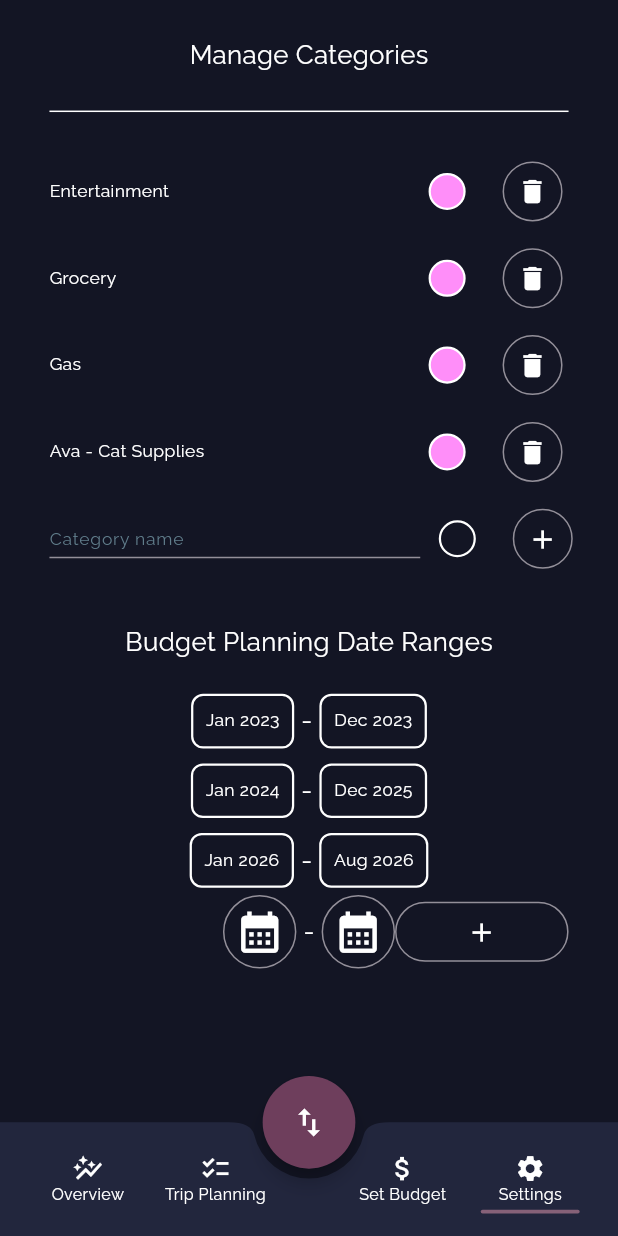
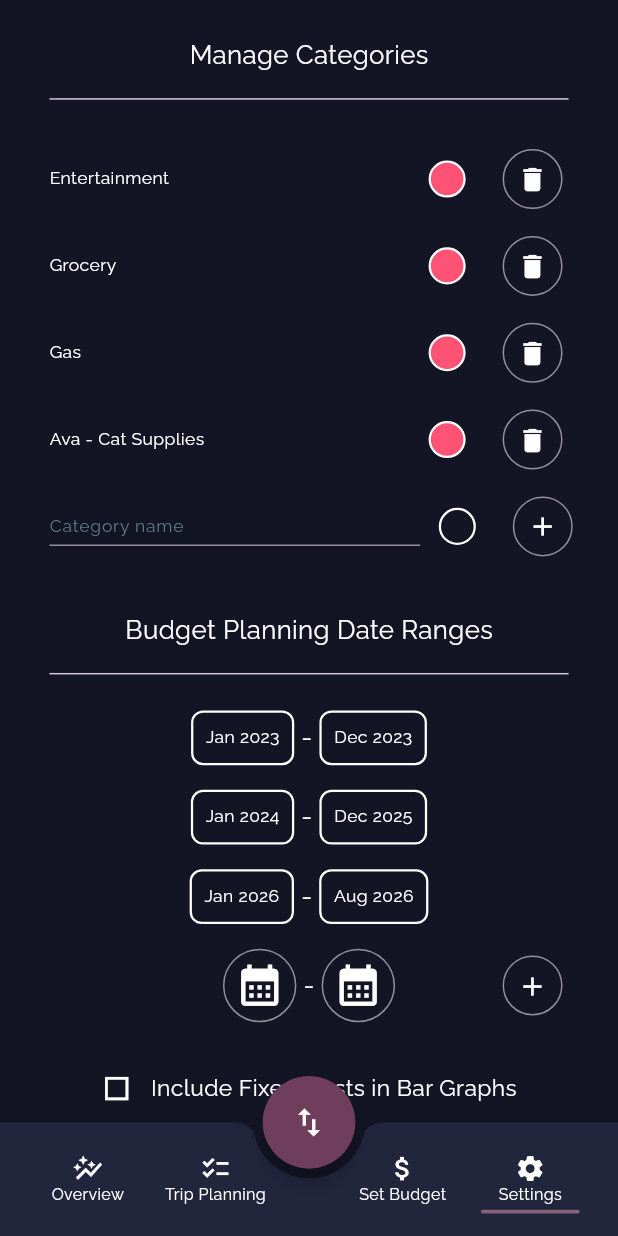
Before and after one commit to Xyrtur/budgie, a Flutter app: the screen it shows after launch, swiped to page 4, on a phone screen of 412 x 824 dp. Run offline on Flutter 3.47's test engine with Material 3 defaults, Android fonts, the phone set to English and light mode, and no system bars; our stand-ins replace drift, drift_flutter, flutter_bloc, month_picker_dialog, sizer; missing offline and left inert: aligned_dialog; accounts and stored records are empty; generated files the repository leaves out were written again.

Commit message:
Finished settings page UI

```diff
--- a/lib/blocs/cubits.dart
+++ b/lib/blocs/cubits.dart
@@ -73,6 +73,13 @@ class AddingDateRangeCubit extends Cubit<List<DateTime?>> {
   }
 }
 
+class TempIncludeFixedCubit extends Cubit<bool> {
+  TempIncludeFixedCubit() : super(false);
+  void toggle() {
+    emit(!state);
+  }
+}
+
 class FABIconCubit extends Cubit<IconData> {
   final IconData icon;
   FABIconCubit(this.icon) : super(icon);
--- a/lib/screens/landing_pageview.dart
+++ b/lib/screens/landing_pageview.dart
@@ -43,11 +43,35 @@ class _LandingPageViewState extends State<LandingPageView> {
                 crossAxisAlignment: CrossAxisAlignment.center,
                 mainAxisAlignment: MainAxisAlignment.spaceAround,
                 children: [
-                  navBarBtn(controller, PageSelected.Overview, Icons.auto_graph_sharp, "Overview", pageSelected),
-                  navBarBtn(controller, PageSelected.TripPlanning, Icons.checklist, "Trip Planning", pageSelected),
+                  navBarBtn(
+                    controller,
+                    PageSelected.Overview,
+                    Icons.auto_graph_sharp,
+                    "Overview",
+                    pageSelected,
+                  ),
+                  navBarBtn(
+                    controller,
+                    PageSelected.TripPlanning,
+                    Icons.checklist,
+                    "Trip Planning",
+                    pageSelected,
+                  ),
                   SizedBox(width: 9.w),
-                  navBarBtn(controller, PageSelected.BudgetPlanning, Icons.attach_money, "Set Budget", pageSelected),
-                  navBarBtn(controller, PageSelected.UserSettings, Icons.settings, "Settings", pageSelected),
+                  navBarBtn(
+                    controller,
+                    PageSelected.BudgetPlanning,
+                    Icons.attach_money,
+                    "Set Budget",
+                    pageSelected,
+                  ),
+                  navBarBtn(
+                    controller,
+                    PageSelected.UserSettings,
+                    Icons.settings,
+                    "Settings",
+                    pageSelected,
+                  ),
                 ],
               );
             },
@@ -75,8 +99,12 @@ class _LandingPageViewState extends State<LandingPageView> {
               onPageChanged: (index) {
                 WidgetsBinding.instance.focusManager.primaryFocus
                     ?.unfocus(); // ensures keyboard dismisses between page swipes
-                context.read<NavbarCubit>().changePage(page: PageSelected.values[index]);
-                context.read<FABIconCubit>().changeIcon(page: PageSelected.values[index]);
+                context.read<NavbarCubit>().changePage(
+                  page: PageSelected.values[index],
+                );
+                context.read<FABIconCubit>().changeIcon(
+                  page: PageSelected.values[index],
+                );
               },
               controller: controller,
               children: [
@@ -84,15 +112,27 @@ class _LandingPageViewState extends State<LandingPageView> {
                 const AllTripPlanningPage(),
                 MultiBlocProvider(
                   providers: [
-                    BlocProvider<LiveBudgetTotalTrackerCubit>(create: (context) => LiveBudgetTotalTrackerCubit()),
+                    BlocProvider<LiveBudgetTotalTrackerCubit>(
+                      create: (context) => LiveBudgetTotalTrackerCubit(),
+                    ),
                   ],
                   child: const BudgetPlanningPage(),
                 ),
 
                 MultiBlocProvider(
                   providers: [
-                    BlocProvider<TempEditingDateRangesCubit>(create: (context) => TempEditingDateRangesCubit()),
-                    BlocProvider<AddingDateRangeCubit>(create: (context) => AddingDateRangeCubit()),
+                    BlocProvider<TempIncludeFixedCubit>(
+                      create: (context) => TempIncludeFixedCubit(),
+                    ),
+                    BlocProvider<TempEditingDateRangesCubit>(
+                      create: (context) => TempEditingDateRangesCubit(),
+                    ),
+                    BlocProvider<AddingDateRangeCubit>(
+                      create: (context) => AddingDateRangeCubit(),
+                    ),
+                    BlocProvider<SettingsEditingTextCubit>(
+                      create: (context) => SettingsEditingTextCubit(),
+                    ),
                   ],
                   child: SettingsPage(),
                 ),
@@ -114,7 +154,11 @@ class _LandingPageViewState extends State<LandingPageView> {
 
 class MyBehavior extends ScrollBehavior {
   @override
-  Widget buildOverscrollIndicator(BuildContext context, Widget child, ScrollableDetails details) {
+  Widget buildOverscrollIndicator(
+    BuildContext context,
+    Widget child,
+    ScrollableDetails details,
+  ) {
     return child;
   }
 }
--- a/lib/screens/settings_page.dart
+++ b/lib/screens/settings_page.dart
@@ -13,14 +13,18 @@ class SettingsPage extends StatelessWidget {
   SettingsPage({super.key});
 
   final formKey = GlobalKey<FormState>();
-  final TextEditingController editingController = TextEditingController(text: "");
+  final TextEditingController editingController = TextEditingController(
+    text: "",
+  );
 
   // Value notifiers to send events to their respective blocs when needed since shouldn't call context in async gaps
-  final ValueNotifier<List<dynamic>?> editingYearMonthResults = // [dateRangeID, 0 / 1 {startDate OR endDate}, newDate ]
+  final ValueNotifier<List<dynamic>?>
+  editingYearMonthResults = // [dateRangeID, 0 / 1 {startDate OR endDate}, newDate ]
   ValueNotifier<List<dynamic>?>([
     null,
   ]);
-  final ValueNotifier<List<DateTime?>> addingYearMonthResults = ValueNotifier<List<DateTime?>>([null, null]);
+  final ValueNotifier<List<DateTime?>> addingYearMonthResults =
+      ValueNotifier<List<DateTime?>>([null, null]);
 
   final Map<String, int> categories = {
     "Entertainment": Centre.colors[Random().nextInt(54)].toARGB32(),
@@ -51,7 +55,9 @@ class SettingsPage extends StatelessWidget {
               editingName == null || editingName != name
                   ? GestureDetector(
                       onTap: () {
-                        context.read<SettingsEditingTextCubit>().editing(name: name);
+                        context.read<SettingsEditingTextCubit>().editing(
+                          name: name,
+                        );
                       },
                       child: Text(name, style: Centre.listText),
                     )
@@ -63,7 +69,7 @@ class SettingsPage extends StatelessWidget {
               const Spacer(),
               BlocProvider<SettingsAddColorCubit>(
                 create: (context) => SettingsAddColorCubit(null),
-                child: ChooseColorBtn(color: color),
+                child: ChooseColorBtn(color: color, categoryName: name),
               ),
               SizedBox(width: 3.w),
               editingName == null || editingName != name
@@ -73,10 +79,14 @@ class SettingsPage extends StatelessWidget {
                         if (formKey.currentState!.validate()) {
                           // TODO: Update category from old "name" to new "editingcontroller.text"
                           editingController.clear();
-                          context.read<SettingsEditingTextCubit>().editing(name: "");
+                          context.read<SettingsEditingTextCubit>().editing(
+                            name: "",
+                          );
                         }
                       },
-                      child: const SizedBox(child: Center(child: Icon(Icons.check))),
+                      child: const SizedBox(
+                        child: Center(child: Icon(Icons.check)),
+                      ),
                     ),
               name == "Other"
                   ? const SizedBox()
@@ -88,12 +98,18 @@ class SettingsPage extends StatelessWidget {
                         } else {
                           // If in editing mode, just clear
                           editingController.clear();
-                          context.read<SettingsEditingTextCubit>().editing(name: "");
+                          context.read<SettingsEditingTextCubit>().editing(
+                            name: "",
+                          );
                         }
                       },
                       iconSize: 5.w,
                       color: Colors.white,
-                      icon: Icon(editingName == null || editingName != name ? Icons.delete : Icons.close),
+                      icon: Icon(
+                        editingName == null || editingName != name
+                            ? Icons.delete
+                            : Icons.close,
+                      ),
                     ),
             ],
           ),
@@ -106,7 +122,9 @@ class SettingsPage extends StatelessWidget {
 
       BlocProvider<SettingsAddColorCubit>(
         create: (_) => SettingsAddColorCubit(null),
-        child: AddCategoryTextField(existingCategories: categories.keys.toList()),
+        child: AddCategoryTextField(
+          existingCategories: categories.keys.toList(),
+        ),
       ),
     ];
   }
@@ -117,7 +135,8 @@ class SettingsPage extends StatelessWidget {
 
       initialDate: DateTime.now(),
       monthStylePredicate: (DateTime val) {
-        if (val.month == DateTime.now().month && val.year == DateTime.now().year) {
+        if (val.month == DateTime.now().month &&
+            val.year == DateTime.now().year) {
           return TextButton.styleFrom(backgroundColor: Centre.colors[28]);
         }
         return null;
@@ -167,7 +186,7 @@ class SettingsPage extends StatelessWidget {
     dateRanges.forEach((id, startEndDates) {
       rangeList.addAll([
         Padding(
-          padding: EdgeInsets.symmetric(vertical: 0.6.h),
+          padding: EdgeInsets.only(bottom: 2.h),
           child: Row(
             mainAxisAlignment: MainAxisAlignment.center,
             children: [
@@ -179,15 +198,24 @@ class SettingsPage extends StatelessWidget {
                     }
                   });
                 },
-                child: BlocBuilder<TempEditingDateRangesCubit, Map<int, List<DateTime>>>(
+                child:
+                    BlocBuilder<
+                      TempEditingDateRangesCubit,
+                      Map<int, List<DateTime>>
+                    >(
                       builder: (_, dateRangeMap) {
                         return Container(
                           padding: EdgeInsets.all(2.w),
                           decoration: BoxDecoration(
                             border: Border.all(color: Colors.white, width: 1.5),
-                        borderRadius: const BorderRadius.all(Radius.circular(8)),
+                            borderRadius: const BorderRadius.all(
+                              Radius.circular(8),
                             ),
-                      child: Text(DateFormat('yMMM').format(dateRangeMap[id]![0]), style: Centre.listText),
+                          ),
+                          child: Text(
+                            DateFormat('yMMM').format(dateRangeMap[id]![0]),
+                            style: Centre.listText,
+                          ),
                         );
                       },
                     ),
@@ -201,15 +229,24 @@ class SettingsPage extends StatelessWidget {
                     }
                   });
                 },
-                child: BlocBuilder<TempEditingDateRangesCubit, Map<int, List<DateTime>>>(
+                child:
+                    BlocBuilder<
+                      TempEditingDateRangesCubit,
+                      Map<int, List<DateTime>>
+                    >(
                       builder: (_, dateRangeMap) {
                         return Container(
                           padding: EdgeInsets.all(2.w),
                           decoration: BoxDecoration(
                             border: Border.all(color: Colors.white, width: 1.5),
-                        borderRadius: const BorderRadius.all(Radius.circular(8)),
+                            borderRadius: const BorderRadius.all(
+                              Radius.circular(8),
                             ),
-                      child: Text(DateFormat('yMMM').format(dateRangeMap[id]![1]), style: Centre.listText),
+                          ),
+                          child: Text(
+                            DateFormat('yMMM').format(dateRangeMap[id]![1]),
+                            style: Centre.listText,
+                          ),
                         );
                       },
                     ),
@@ -253,9 +290,14 @@ class SettingsPage extends StatelessWidget {
                         padding: EdgeInsets.all(2.w),
                         decoration: BoxDecoration(
                           border: Border.all(color: Colors.white, width: 1.5),
-                          borderRadius: const BorderRadius.all(Radius.circular(8)),
+                          borderRadius: const BorderRadius.all(
+                            Radius.circular(8),
                           ),
-                        child: Text(DateFormat('yMMM').format(newDates[0]!), style: Centre.listText),
+                        ),
+                        child: Text(
+                          DateFormat('yMMM').format(newDates[0]!),
+                          style: Centre.listText,
+                        ),
                       ),
                     );
             },
@@ -289,15 +331,28 @@ class SettingsPage extends StatelessWidget {
                         padding: EdgeInsets.all(2.w),
                         decoration: BoxDecoration(
                           border: Border.all(color: Colors.white, width: 1.5),
-                          borderRadius: const BorderRadius.all(Radius.circular(8)),
+                          borderRadius: const BorderRadius.all(
+                            Radius.circular(8),
                           ),
-                        child: Text(DateFormat('yMMM').format(newDates[1]!), style: Centre.listText),
+                        ),
+                        child: Text(
+                          DateFormat('yMMM').format(newDates[1]!),
+                          style: Centre.listText,
+                        ),
                       ),
                     );
             },
           ),
           Expanded(
-            child: IconButton.outlined(onPressed: () {}, iconSize: 5.w, color: Colors.white, icon: Icon(Icons.add)),
+            child: Align(
+              alignment: Alignment.topRight,
+              child: IconButton.outlined(
+                onPressed: () {},
+                iconSize: 5.w,
+                color: Colors.white,
+                icon: Icon(Icons.add),
+              ),
+            ),
           ),
         ],
       ),
@@ -318,7 +373,9 @@ class SettingsPage extends StatelessWidget {
       );
     });
     addingYearMonthResults.addListener(() {
-      context.read<AddingDateRangeCubit>().updateDates(addingYearMonthResults.value);
+      context.read<AddingDateRangeCubit>().updateDates(
+        addingYearMonthResults.value,
+      );
     });
     return SafeArea(
       child: Scaffold(
@@ -329,14 +386,52 @@ class SettingsPage extends StatelessWidget {
             child: Column(
               children: [
                 Text("Manage Categories", style: Centre.semiTitleText),
+                SizedBox(height: 1.h),
+                Divider(color: Centre.colors[36]),
                 SizedBox(height: 2.h),
-                Divider(color: Colors.white),
-                SizedBox(height: 2.h),
-                ...categoryEditingList(context: context, categories: categories),
+                ...categoryEditingList(
+                  context: context,
+                  categories: categories,
+                ),
                 SizedBox(height: 4.h),
-                Text("Budget Planning Date Ranges", style: Centre.semiTitleText),
+                Text(
+                  "Budget Planning Date Ranges",
+                  style: Centre.semiTitleText,
+                ),
+                SizedBox(height: 1.h),
+
+                Divider(color: Centre.colors[36]),
                 SizedBox(height: 2.h),
                 ...dateRangeList(context),
+
+                BlocBuilder<TempIncludeFixedCubit, bool>(
+                  builder: (_, enabled) {
+                    return GestureDetector(
+                      onTap: () {
+                        context.read<TempIncludeFixedCubit>().toggle();
+                      },
+                      child: Padding(
+                        padding: EdgeInsets.symmetric(vertical: 4.h),
+                        child: Row(
+                          mainAxisAlignment: MainAxisAlignment.center,
+                          children: [
+                            Icon(
+                              enabled
+                                  ? Icons.check_box_sharp
+                                  : Icons.check_box_outline_blank_sharp,
+                              size: 5.w,
+                            ),
+                            SizedBox(width: 3.w),
+                            Text(
+                              "Include Fixed Costs in Bar Graphs",
+                              style: Centre.semiTitle2Text,
+                            ),
+                          ],
+                        ),
+                      ),
+                    );
+                  },
+                ),
               ],
             ),
           ),
@@ -348,36 +443,38 @@ class SettingsPage extends StatelessWidget {
 
 class ChooseColorBtn extends StatelessWidget {
   final int? color;
-  const ChooseColorBtn({super.key, required this.color});
+  final String? categoryName;
+  const ChooseColorBtn({
+    super.key,
+    required this.color,
+    required this.categoryName,
+  });
 
   @override
   Widget build(BuildContext context) {
     return BlocBuilder<SettingsAddColorCubit, int?>(
       builder: (_, chosenColor) {
+        return Builder(
+          builder: (context) {
             return GestureDetector(
               onTap: () {
                 showAlignedDialog(
-              followerAnchor: Alignment.topLeft,
-              targetAnchor: Alignment.bottomLeft,
+                  followerAnchor: Alignment.topRight,
+                  targetAnchor: Alignment.bottomRight,
                   barrierColor: Colors.transparent,
-              offset: Offset(1.w, 0),
+                  offset: Offset(0, 1.h),
                   context: context,
-              builder: (BuildContext dialogContext) => GestureDetector(
-                onTap: () {
-                  if (context.read<SettingsAddColorCubit>().state != null) {
-                    // TODO: update category color
-                  }
-                  Navigator.pop(dialogContext);
-                },
-                child: Scaffold(
-                  backgroundColor: Colors.transparent,
-                  body: BlocProvider<SettingsAddColorCubit>.value(
+                  builder: (BuildContext dialogContext) =>
+                      BlocProvider<SettingsAddColorCubit>.value(
                         value: context.read<SettingsAddColorCubit>(),
                         child: const ChooseColorDialog(),
                       ),
-                ),
-              ),
-            );
+                ).then((_) {
+                  if (context.read<SettingsAddColorCubit>().state != null) {
+                    // TODO: update category color
+                    print(categoryName);
+                  }
+                });
               },
               child: Container(
                 margin: EdgeInsets.only(right: 2.w),
@@ -389,6 +486,8 @@ class ChooseColorBtn extends StatelessWidget {
                   borderRadius: const BorderRadius.all(Radius.circular(40)),
                 ),
               ),
+            );
+          },
         );
       },
     );
@@ -489,7 +588,8 @@ class _AddCategoryTextFieldState extends State<AddCategoryTextField> {
                   return 'Too long';
                 } else if (widget.existingCategories.contains(text)) {
                   return 'Category already exists';
-                } else if (context.read<SettingsAddColorCubit>().state == null) {
+                } else if (context.read<SettingsAddColorCubit>().state ==
+                    null) {
                   return 'No color chosen';
                 }
                 return null;
@@ -505,7 +605,10 @@ class _AddCategoryTextFieldState extends State<AddCategoryTextField> {
           ),
         ),
         SizedBox(width: 3.w),
-        ChooseColorBtn(color: Colors.transparent.toARGB32()),
+        ChooseColorBtn(
+          color: Colors.transparent.toARGB32(),
+          categoryName: null,
+        ),
         SizedBox(width: 3.w),
 
         IconButton.outlined(
@@ -532,16 +635,16 @@ class ChooseColorDialog extends StatelessWidget {
   Widget build(BuildContext context) {
     Widget colourBtn(int i) {
       return GestureDetector(
-        behavior: HitTestBehavior.translucent,
         onTap: () {
-          context.read<SettingsAddColorCubit>().selectColor(color: Centre.colors[i].toARGB32());
+          context.read<SettingsAddColorCubit>().selectColor(
+            color: Centre.colors[i].toARGB32(),
+          );
         },
         child: BlocBuilder<SettingsAddColorCubit, int?>(
           builder: (context, chosenColor) {
             return Container(
-              margin: EdgeInsets.symmetric(vertical: 0.8.h, horizontal: 2.w),
-              width: 6.5.w,
-              height: 6.5.w,
+              width: 6.w,
+              height: 6.w,
               decoration: BoxDecoration(
                 color: Centre.colors[i],
                 border: Border.all(color: Colors.white, width: 1.5),
@@ -556,28 +659,26 @@ class ChooseColorDialog extends StatelessWidget {
       );
     }
 
-    return GestureDetector(
-      onTap: () {},
-      child: Material(
-        shape: const RoundedRectangleBorder(borderRadius: BorderRadius.all(Radius.circular(20))),
+    return Container(
+      padding: EdgeInsets.symmetric(vertical: 2.h, horizontal: 5.w),
+      decoration: BoxDecoration(
+        borderRadius: BorderRadius.circular(8),
         color: Centre.dialogBgColor,
-        elevation: 0,
-        child: SizedBox(
-          height: 15.8.h,
-          width: 69.w,
-          child: Padding(
-            padding: EdgeInsets.symmetric(vertical: 1.h, horizontal: 3.w),
-            child: Column(
-              children: [
-                for (int i = 0; i < 3; i++)
-                  Row(
-                    // mainAxisAlignment: MainAxisAlignment.spaceAround,
-                    children: [for (int j = 0; j < 6; j++) colourBtn(i * 6 + j)],
+        boxShadow: [
+          BoxShadow(
+            color: Centre.shadowbgColor, // Shadow color
+            spreadRadius: 1, // Extends the shadow past the box shape
+            blurRadius: 2, // Softens the shadow edges
+            offset: const Offset(-1, 4), // Positions shadow (x-axis, y-axis)
           ),
         ],
       ),
-          ),
-        ),
+
+      width: 67.w,
+      child: Wrap(
+        spacing: 4.w,
+        runSpacing: 1.5.h,
+        children: [for (int i = 0; i < 54; i++) colourBtn(i)],
       ),
     );
   }
--- a/lib/utils/centre.dart
+++ b/lib/utils/centre.dart
@@ -9,60 +9,60 @@ class Centre {
   static Color dialogBgColor = const Color(0xff22263D);
 
   static const List<Color> colors = [
+    Color(0xffffa69e),
+    Color(0xffe77b69),
+    Color(0xffe24d33),
+    Color(0xffff9b85),
+    Color(0xffffd4ca),
+    Color(0xffe25f38),
+    Color(0xfff7764f),
+    Color(0xffc5afa4),
+    Color(0xfffaa275),
+    Color(0xfffdb791),
+    Color(0xffed7d3a),
+    Color(0xffefd5c3),
+    Color(0xfff4a569),
+    Color(0xfff6ae2d),
+    Color(0xffffbc42),
+    Color(0xffffd97d),
+    Color(0xffffd447),
+    Color(0xffc8d6af),
+    Color(0xffc1fba4),
+    Color(0xffacd8aa),
+    Color(0xff74e974),
+    Color(0xff6baa75),
+    Color(0xffb3cbb9),
+    Color(0xff56cd84),
+    Color(0xff558b6e),
+    Color(0xff85ffc7),
     Color(0xff839791),
-    Color(0xffffd4ca),
-    Color(0xffefd5c3),
-    Color(0xff370E27),
+    Color(0xffa8f7f6),
+    Color(0xff7ed5e0),
+    Color(0xff58a4b0),
+    Color(0xff2d82b7),
+    Color(0xffa3cef1),
+    Color(0xffb1bedc),
+    Color(0xff8ba8f8),
+    Color(0xff5a85fc),
+    Color(0xff8f95d3),
+    Color(0xffd3c4e3),
+    Color(0xffce80e8),
+    Color(0xff9e72a6),
+    Color(0xffff8ef9),
+    Color(0xffe2aedd),
+    Color(0xffce8fc3),
+    Color(0xfffdcff3),
+    Color(0xffffaddf),
+    Color(0xff370e27),
+    Color(0xffff8cc6),
+    Color(0xffd3aaba),
+    Color(0xffa53860),
     Color(0xffaf5271),
-    Color(0xffe77b69),
-    Color(0xffffaddf),
-    Color(0xffce8fc3),
-    Color(0xff9e72a6),
-    Color(0xff2D82B7),
-    Color(0xff58A4B0),
-    Color(0xff558B6E),
-    Color(0xffA53860),
-    Color(0xffC5AFA4),
-    Color(0xffC8D6AF),
-    Color(0xffFFA69E),
-    Color.fromARGB(255, 243, 124, 149),
-    Color.fromARGB(255, 255, 140, 198),
-    Color.fromARGB(255, 244, 165, 105),
-    Color.fromARGB(255, 211, 170, 186),
-    Color.fromARGB(255, 206, 128, 232),
-    Color.fromARGB(255, 253, 183, 145),
-    Color.fromARGB(255, 172, 216, 170),
-    Color.fromARGB(255, 168, 247, 246),
-    Color.fromARGB(255, 255, 217, 125),
-    Color.fromARGB(255, 86, 205, 132),
-    Color.fromARGB(255, 139, 168, 248),
-    Color.fromARGB(255, 126, 213, 224),
-    Color.fromARGB(255, 177, 190, 220),
-    Color.fromARGB(255, 226, 174, 221),
-    Color.fromARGB(255, 193, 251, 164),
-    Color.fromARGB(255, 251, 188, 207),
-    Color.fromARGB(255, 255, 155, 133),
-    Color(0xffF8C0C8),
-    Color(0xffFF5376),
-    Color(0xff6BAA75),
-    Color(0xffA3CEF1),
-    Color(0xff8F95D3),
-    Color(0xffDBB1BC),
-    Color(0xffD3C4E3),
-    Color.fromARGB(255, 116, 233, 116),
-    Color(0xffB3CBB9),
-    Color(0xff85FFC7),
-    Color(0xffFDCFF3),
-    Color(0xffFAA275),
-    Color(0xffF6AE2D),
-    Color(0xffFFBC42),
-    Color(0xffFFD447),
-    Color.fromARGB(255, 226, 95, 56),
-    Color(0xffED7D3A),
-    Color.fromARGB(255, 247, 118, 79),
-    Color.fromARGB(255, 90, 133, 252),
-    Color.fromARGB(255, 255, 142, 249),
-    Color.fromARGB(255, 226, 77, 51),
+    Color(0xfffbbccf),
+    Color(0xffdbb1bc),
+    Color(0xfff37c95),
+    Color(0xffff5376),
+    Color(0xfff8c0c8),
   ];
 
   static final titleText = TextStyle(
```
Lines whose indentation alone changed are shown as unchanged.
